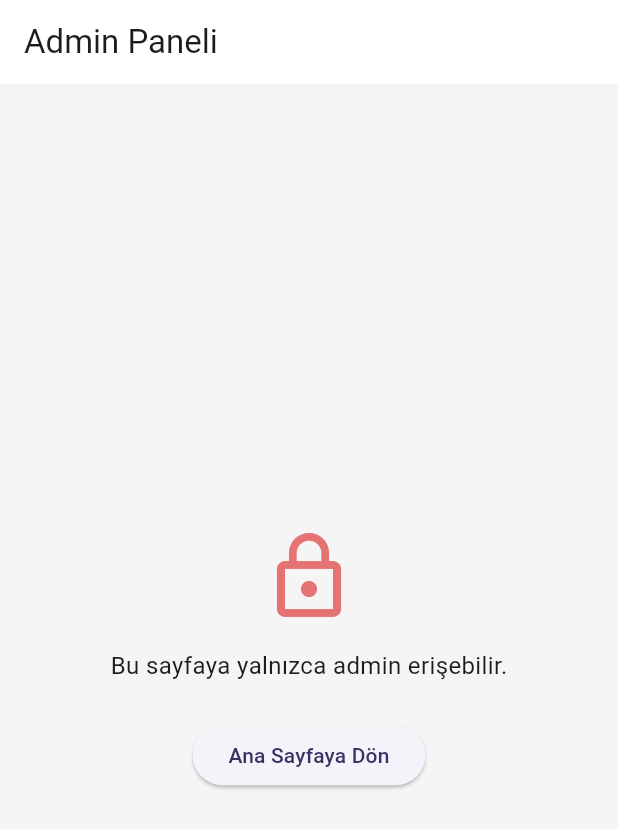
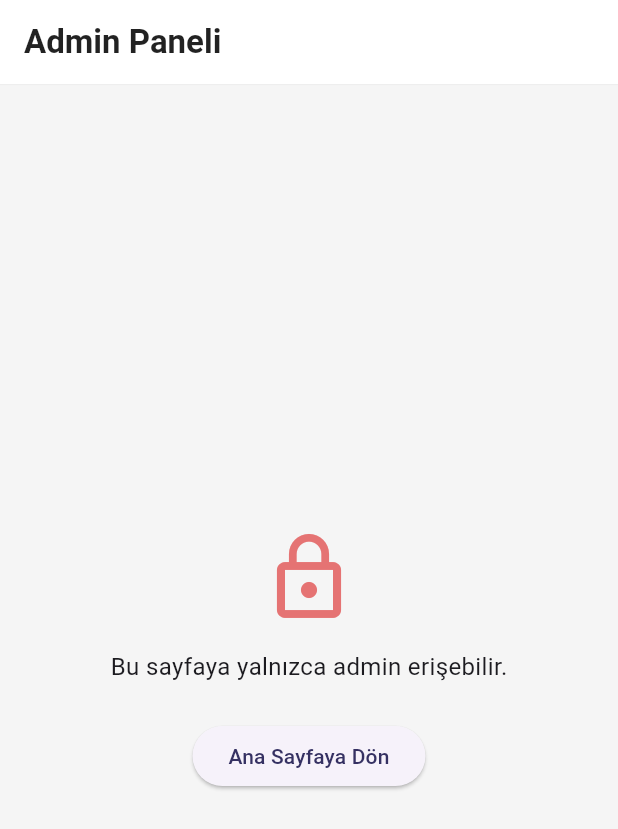
Before and after one commit to EEnsarA/Kampus-Bildirim-App, a Flutter app: the AdminPanelPage screen opened by its route, on a phone screen of 412 x 824 dp. Shown: the top 829 px of the screen. Run offline on Flutter 3.47's test engine with Material 3 defaults, Android fonts, the phone set to English and light mode, and no system bars; our stand-ins replace cloud_firestore, firebase_auth, firebase_core, firebase_messaging, firebase_storage, flutter_riverpod and 5 more; accounts and stored records are empty; generated files the repository leaves out were written again.

Commit message:
Admin panel arayüzü düzeltildi.

```diff
--- a/lib/pages/admin_panel_page.dart
+++ b/lib/pages/admin_panel_page.dart
@@ -9,6 +9,7 @@ import 'package:kampus_bildirim/providers/notification_provider.dart';
 import 'package:kampus_bildirim/providers/user_provider.dart';
 import 'package:kampus_bildirim/repository/notification_repository.dart';
 import 'package:cloud_firestore/cloud_firestore.dart';
+import 'package:kampus_bildirim/constants/app_colors.dart';
 import 'admin_actions_page.dart';
 
 /// Admin paneli sayfası
@@ -38,7 +39,8 @@ class _AdminPanelPageState extends ConsumerState<AdminPanelPage> {
   /// Basit kullanıcı yönetim arayüzü: kullanıcıları listeler ve role değiştirir
   Widget _buildUserManagementSection(AppUser currentAdmin) {
     return Card(
-      elevation: 1,
+      elevation: 0,
+      color: Colors.white,
       shape: RoundedRectangleBorder(borderRadius: BorderRadius.circular(12)),
       child: Padding(
         padding: const EdgeInsets.all(12.0),
@@ -153,10 +155,20 @@ class _AdminPanelPageState extends ConsumerState<AdminPanelPage> {
     final notificationsAsync = ref.watch(notificationsProvider);
 
     return Scaffold(
+      backgroundColor: Colors.grey.shade100,
       appBar: AppBar(
-        title: const Text('Admin Paneli'),
-        elevation: 1,
+        title: const Text(
+          'Admin Paneli',
+          style: TextStyle(fontWeight: FontWeight.bold),
+        ),
+        backgroundColor: Colors.white,
+        elevation: 0,
+        foregroundColor: Colors.black87,
         centerTitle: false,
+        bottom: PreferredSize(
+          preferredSize: const Size.fromHeight(1.0),
+          child: Container(color: Colors.grey.shade200, height: 1.0),
+        ),
       ),
       body: userAsync.when(
         loading: () => const Center(child: CircularProgressIndicator()),
@@ -216,14 +228,25 @@ class _AdminPanelPageState extends ConsumerState<AdminPanelPage> {
                                   builder: (_) => const AdminActionsPage(),
                                 ),
                               ),
-                          icon: const Icon(Icons.history),
-                          label: const Text('İşlem Kayıtları'),
+                          icon: Icon(
+                            Icons.history,
+                            color: AppColors.primaryColor,
+                          ),
+                          label: Text(
+                            'İşlem Kayıtları',
+                            style: TextStyle(color: AppColors.primaryColor),
+                          ),
                         ),
                       ),
-                      const TabBar(
-                        labelColor: Colors.black,
-                        indicatorColor: Colors.red,
-                        tabs: [
+                      TabBar(
+                        labelColor: AppColors.primaryColor,
+                        unselectedLabelColor: Colors.grey.shade600,
+                        indicatorColor: AppColors.primaryColor,
+                        indicatorWeight: 3,
+                        labelStyle: const TextStyle(
+                          fontWeight: FontWeight.bold,
+                        ),
+                        tabs: const [
                           Tab(text: 'Bildirim Yönetimi'),
                           Tab(text: 'Kullanıcı Yönetimi'),
                         ],
@@ -310,7 +333,7 @@ class _AdminPanelPageState extends ConsumerState<AdminPanelPage> {
   /// Acil bildirim gönderme formunu oluşturur
   Widget _buildEmergencyNotificationSection(AppUser user) {
     return Card(
-      elevation: 2,
+      elevation: 0,
       shape: RoundedRectangleBorder(borderRadius: BorderRadius.circular(12)),
       color: Colors.red.shade50,
       child: Padding(
@@ -398,7 +421,9 @@ class _AdminPanelPageState extends ConsumerState<AdminPanelPage> {
   ) {
     return Card(
       margin: const EdgeInsets.only(bottom: 12),
-      shape: RoundedRectangleBorder(borderRadius: BorderRadius.circular(8)),
+      elevation: 0,
+      color: Colors.white,
+      shape: RoundedRectangleBorder(borderRadius: BorderRadius.circular(12)),
       child: Padding(
         padding: const EdgeInsets.all(12.0),
         child: Column(
@@ -499,6 +524,15 @@ class _AdminPanelPageState extends ConsumerState<AdminPanelPage> {
                 onPressed:
                     () =>
                         context.push('/notification-detail/${notification.id}'),
+                style: OutlinedButton.styleFrom(
+                  foregroundColor: AppColors.primaryColor,
+                  side: BorderSide(
+                    color: AppColors.primaryColor.withValues(alpha: 0.5),
+                  ),
+                  shape: RoundedRectangleBorder(
+                    borderRadius: BorderRadius.circular(8),
+                  ),
+                ),
                 child: const Text('Detaylarını Gör'),
               ),
             ),
```
